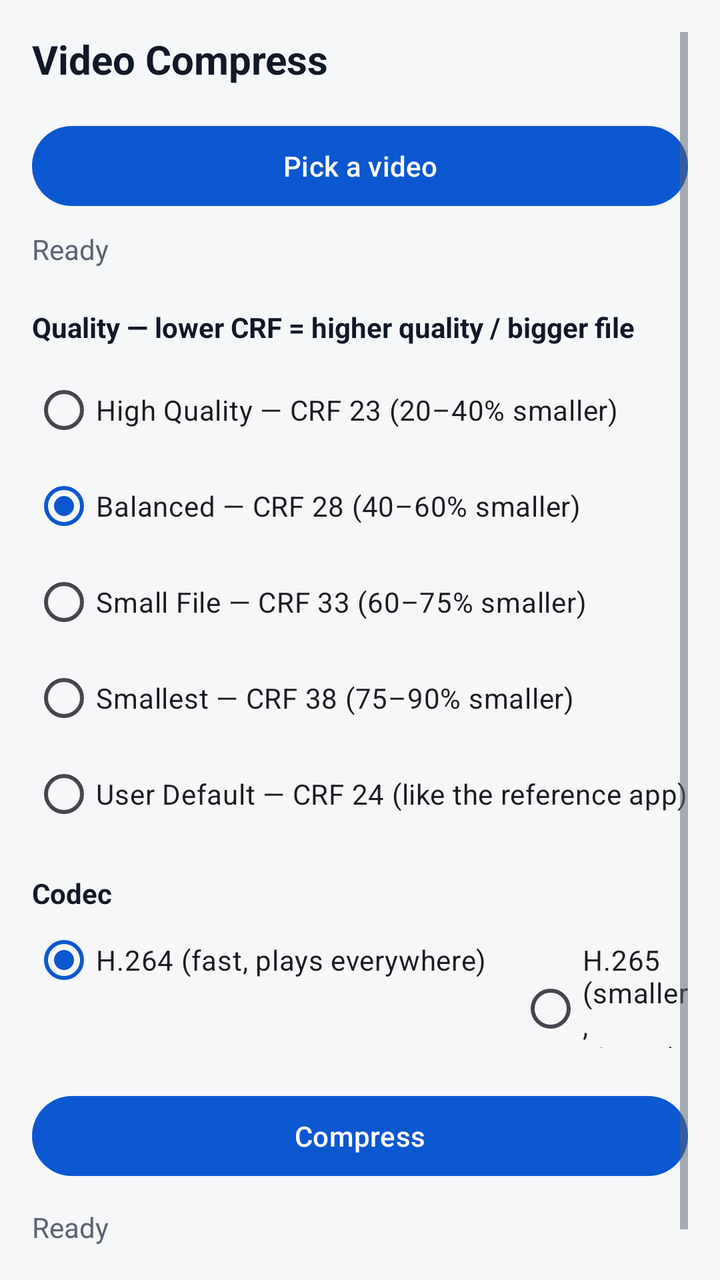
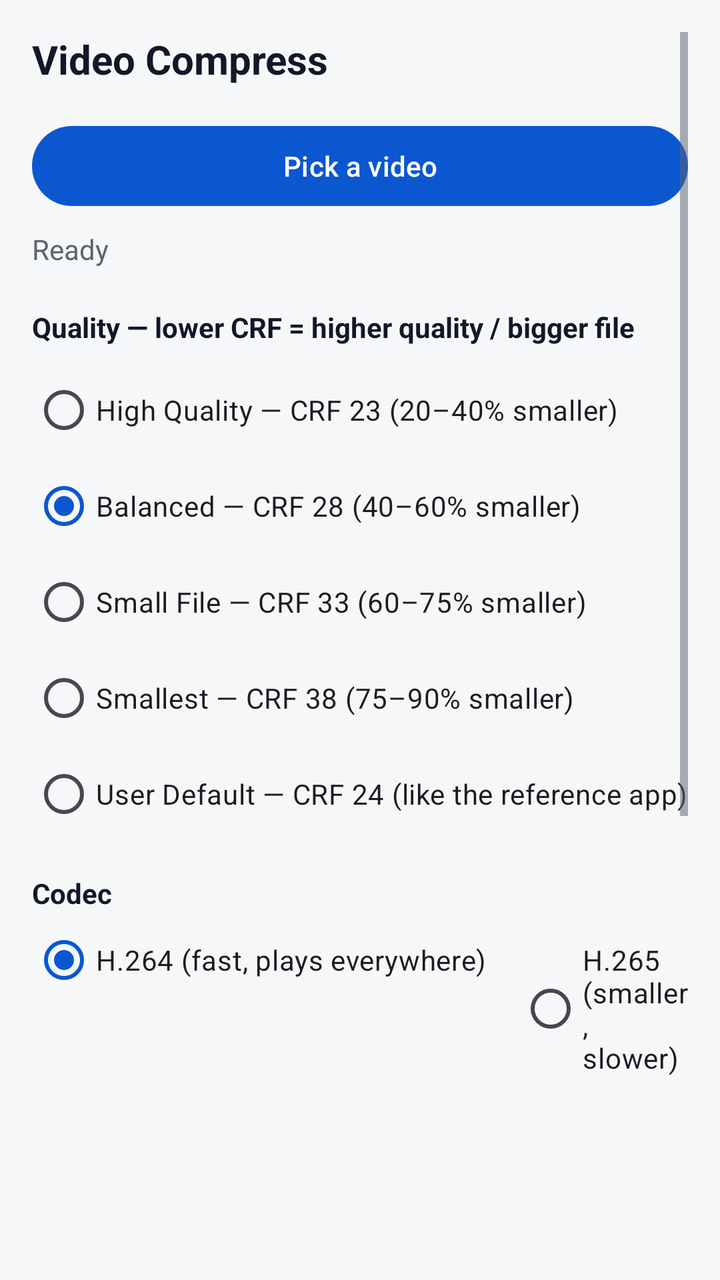

An Android layout rendered at two revisions. The XML below is the earlier revision; the diff shows what the commit changed to produce the second picture.
<!-- AndroidManifest.xml: application theme Theme.Hakunaa -->
<!-- res/layout/activity_video_compress.xml -->
<?xml version="1.0" encoding="utf-8"?>
<ScrollView xmlns:android="http://schemas.android.com/apk/res/android"
    android:layout_width="match_parent"
    android:layout_height="match_parent"
    android:background="@color/hakunaa_background"
    android:padding="16dp">

    <LinearLayout
        android:layout_width="match_parent"
        android:layout_height="wrap_content"
        android:orientation="vertical">

        <TextView
            android:layout_width="wrap_content"
            android:layout_height="wrap_content"
            android:text="@string/card_video_title"
            android:textColor="@color/hakunaa_text"
            android:textSize="20sp"
            android:textStyle="bold" />

        <com.google.android.material.button.MaterialButton
            android:id="@+id/btnPickVideo"
            android:layout_width="match_parent"
            android:layout_height="wrap_content"
            android:layout_marginTop="16dp"
            android:text="@string/pick_video" />

        <TextView
            android:id="@+id/tvFile"
            android:layout_width="wrap_content"
            android:layout_height="wrap_content"
            android:layout_marginTop="8dp"
            android:text="@string/ready"
            android:textColor="@color/hakunaa_text_secondary" />

        <TextView
            android:layout_width="wrap_content"
            android:layout_height="wrap_content"
            android:layout_marginTop="20dp"
            android:text="@string/quality_label"
            android:textColor="@color/hakunaa_text"
            android:textStyle="bold" />

        <RadioGroup
            android:id="@+id/rgPresets"
            android:layout_width="match_parent"
            android:layout_height="wrap_content"
            android:layout_marginTop="8dp">

            <RadioButton
                android:id="@+id/rbHigh"
                android:layout_width="wrap_content"
                android:layout_height="wrap_content"
                android:text="High Quality — CRF 23 (20–40% smaller)" />
            <RadioButton
                android:id="@+id/rbBalanced"
                android:layout_width="wrap_content"
                android:layout_height="wrap_content"
                android:checked="true"
                android:text="Balanced — CRF 28 (40–60% smaller)" />
            <RadioButton
                android:id="@+id/rbSmall"
                android:layout_width="wrap_content"
                android:layout_height="wrap_content"
                android:text="Small File — CRF 33 (60–75% smaller)" />
            <RadioButton
                android:id="@+id/rbSmallest"
                android:layout_width="wrap_content"
                android:layout_height="wrap_content"
                android:text="Smallest — CRF 38 (75–90% smaller)" />
            <RadioButton
                android:id="@+id/rbUserDefault"
                android:layout_width="wrap_content"
                android:layout_height="wrap_content"
                android:text="User Default — CRF 24 (like the reference app)" />
        </RadioGroup>

        <TextView
            android:layout_width="wrap_content"
            android:layout_height="wrap_content"
            android:layout_marginTop="16dp"
            android:text="Codec"
            android:textColor="@color/hakunaa_text"
            android:textStyle="bold" />

        <RadioGroup
            android:id="@+id/rgCodec"
            android:layout_width="match_parent"
            android:layout_height="wrap_content"
            android:orientation="horizontal">

            <RadioButton
                android:id="@+id/rbH264"
                android:layout_width="wrap_content"
                android:layout_height="wrap_content"
                android:checked="true"
                android:text="H.264 (fast, plays everywhere)" />
            <RadioButton
                android:id="@+id/rbH265"
                android:layout_width="wrap_content"
                android:layout_height="wrap_content"
                android:layout_marginStart="16dp"
                android:text="H.265 (smaller, slower)" />
        </RadioGroup>

        <com.google.android.material.button.MaterialButton
            android:id="@+id/btnCompress"
            android:layout_width="match_parent"
            android:layout_height="wrap_content"
            android:layout_marginTop="20dp"
            android:text="@string/compress" />

        <com.google.android.material.progressindicator.LinearProgressIndicator
            android:id="@+id/progress"
            android:layout_width="match_parent"
            android:layout_height="wrap_content"
            android:layout_marginTop="16dp"
            android:visibility="gone" />

        <TextView
            android:id="@+id/tvStatus"
            android:layout_width="wrap_content"
            android:layout_height="wrap_content"
            android:layout_marginTop="12dp"
            android:text="@string/ready"
            android:textColor="@color/hakunaa_text_secondary" />

        <TextView
            android:id="@+id/tvResult"
            android:layout_width="wrap_content"
            android:layout_height="wrap_content"
            android:layout_marginTop="8dp"
            android:textColor="@color/hakunaa_success" />
    </LinearLayout>
</ScrollView>
<!-- resources referenced by this layout -->
<resources>
  <color name="hakunaa_background">#F6F7F9</color>
  <color name="hakunaa_success">#137333</color>
  <color name="hakunaa_text">#111827</color>
  <color name="hakunaa_text_secondary">#5B6472</color>
  <string name="card_video_title">Video Compress</string>
  <string name="compress">Compress</string>
  <string name="pick_video">Pick a video</string>
  <string name="quality_label">Quality — lower CRF = higher quality / bigger file</string>
  <string name="ready">Ready</string>
  <style name="Theme.Hakunaa" parent="Theme.Material3.Light.NoActionBar">
          <item name="colorPrimary">@color/hakunaa_primary</item>
          <item name="colorPrimaryDark">@color/hakunaa_primary_dark</item>
          <item name="colorOnPrimary">@color/hakunaa_on_primary</item>
          <item name="android:windowBackground">@color/hakunaa_background</item>
          <item name="colorSurface">@color/hakunaa_surface</item>
          <item name="android:textColorPrimary">@color/hakunaa_text</item>
          <item name="android:textColorSecondary">@color/hakunaa_text_secondary</item>
      </style>
  <color name="hakunaa_primary">#0B57D0</color>
  <color name="hakunaa_primary_dark">#0842A0</color>
  <color name="hakunaa_on_primary">#FFFFFF</color>
  <color name="hakunaa_surface">#FFFFFF</color>
</resources>

<!-- the commit's change to res/layout/activity_video_compress.xml (unified diff, before → after) -->
@@ -101,6 +101,12 @@
                 android:layout_height="wrap_content"
                 android:layout_marginStart="16dp"
                 android:text="H.265 (smaller, slower)" />
+            <RadioButton
+                android:id="@+id/rbAV1"
+                android:layout_width="wrap_content"
+                android:layout_height="wrap_content"
+                android:layout_marginStart="16dp"
+                android:text="AV1 (smallest, very slow)" />
         </RadioGroup>
 
         <com.google.android.material.button.MaterialButton
